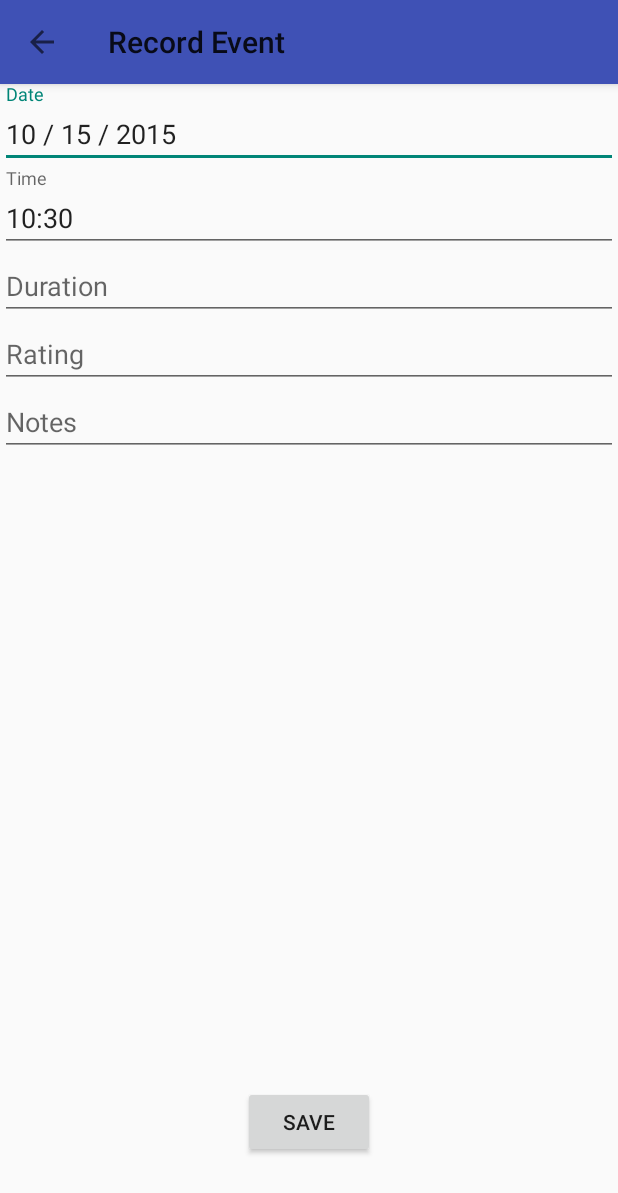
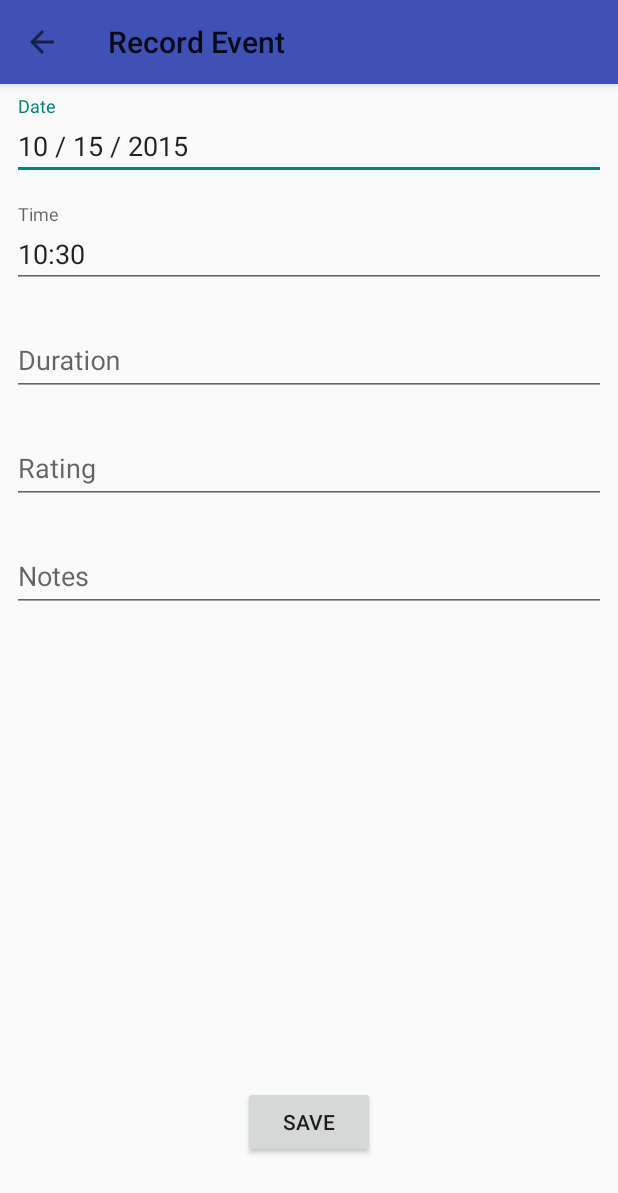
Before and after one commit to wHavelin/HackHarvard, an Android app: the NewEventActivity screen opened directly, with no data from a screen before it, on a phone screen of 412 x 824 dp. Shown: the top 1193 px of the screen. Run offline under Robolectric (Android 15) with nearby library versions, the phone set to English and light mode, and no system bars; our stand-ins replace ButterKnife; 1 statement that could not run was skipped.

Commit message:
Added padding to NewEvent layout

```diff
--- a/app/src/main/res/layout/activity_new_event.xml
+++ b/app/src/main/res/layout/activity_new_event.xml
@@ -14,7 +14,8 @@
         android:id="@+id/date_wrapper"
         android:layout_width="match_parent"
         android:layout_height="wrap_content"
-        android:layout_below="@id/toolbar">
+        android:layout_below="@id/toolbar"
+        android:padding="8dp">
         <EditText
             android:id="@+id/date_edittext"
             android:singleLine="true"
@@ -27,7 +28,8 @@
         android:id="@+id/time_wrapper"
         android:layout_width="match_parent"
         android:layout_height="wrap_content"
-        android:layout_below="@id/date_wrapper">
+        android:layout_below="@id/date_wrapper"
+        android:padding="8dp">
         <EditText
             android:id="@+id/time_edittext"
             android:layout_width="match_parent"
@@ -36,27 +38,52 @@
             android:hint="Time"/>
     </android.support.design.widget.TextInputLayout>
 
-    <EditText
-        android:id="@+id/duration_edittext"
+
+    <android.support.design.widget.TextInputLayout
+        android:id="@+id/duration_wrapper"
         android:layout_width="match_parent"
         android:layout_height="wrap_content"
-        android:singleLine="true"
-        android:hint="Duration"
-        android:layout_below="@+id/rating_wrapper"
-        android:layout_alignParentLeft="true"
-        android:layout_alignParentStart="true" />
+        android:layout_below="@id/time_wrapper"
+        android:padding="8dp">
+        <EditText
+            android:id="@+id/duration_edittext"
+            android:layout_width="match_parent"
+            android:layout_height="wrap_content"
+            android:singleLine="true"
+            android:hint="Duration" />
+    </android.support.design.widget.TextInputLayout>
 
     <android.support.design.widget.TextInputLayout
         android:id="@+id/rating_wrapper"
         android:layout_width="match_parent"
         android:layout_height="wrap_content"
-        android:layout_below="@id/time_wrapper"></android.support.design.widget.TextInputLayout>
+        android:layout_below="@id/duration_wrapper"
+        android:padding="8dp">
+        <EditText
+            android:id="@+id/rating_edittext"
+            android:layout_width="match_parent"
+            android:layout_height="wrap_content"
+            android:inputType="numberDecimal"
+            android:singleLine="true"
+            android:hint="Rating" />
 
+    </android.support.design.widget.TextInputLayout>
     <android.support.design.widget.TextInputLayout
         android:id="@+id/notes_wrapper"
         android:layout_width="match_parent"
         android:layout_height="wrap_content"
-        android:layout_below="@id/rating_wrapper"></android.support.design.widget.TextInputLayout>
+        android:layout_below="@id/rating_wrapper"
+        android:padding="8dp">
+        <EditText
+            android:id="@+id/notes_edittext"
+            android:layout_width="match_parent"
+            android:layout_height="wrap_content"
+            android:hint="Notes"
+            android:inputType="textCapSentences|textMultiLine"
+            android:maxLength="5000"
+            android:maxLines="150" />
+    </android.support.design.widget.TextInputLayout>
+
 
     <Button
         android:id="@+id/save_button"
@@ -67,27 +94,5 @@
         android:layout_centerHorizontal="true"
         android:layout_marginBottom="52dp" />
 
-    <EditText
-        android:id="@+id/notes_edittext"
-        android:layout_width="match_parent"
-        android:layout_height="wrap_content"
-        android:hint="Notes"
-        android:inputType="textCapSentences|textMultiLine"
-        android:maxLength="5000"
-        android:maxLines="150"
-        android:layout_below="@+id/rating_edittext"
-        android:layout_alignParentLeft="true"
-        android:layout_alignParentStart="true" />
-
-    <EditText
-        android:id="@+id/rating_edittext"
-        android:layout_width="match_parent"
-        android:layout_height="wrap_content"
-        android:inputType="numberDecimal"
-        android:singleLine="true"
-        android:hint="Rating"
-        android:layout_below="@+id/duration_edittext"
-        android:layout_alignParentLeft="true"
-        android:layout_alignParentStart="true" />
 
 </RelativeLayout>
```
